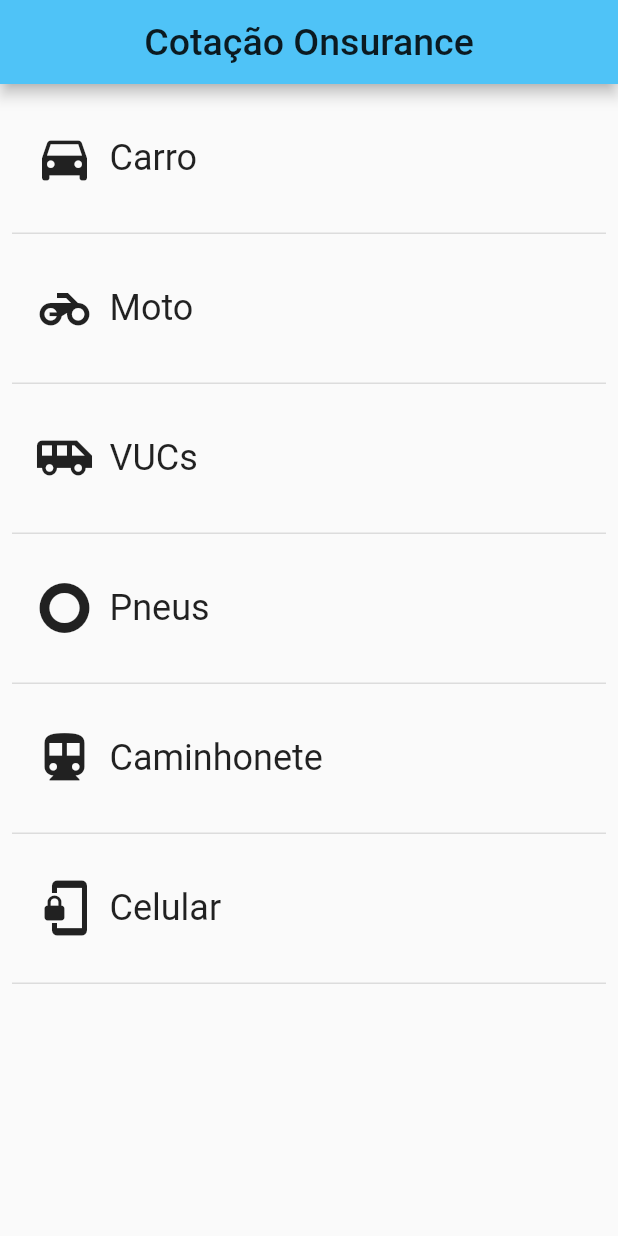
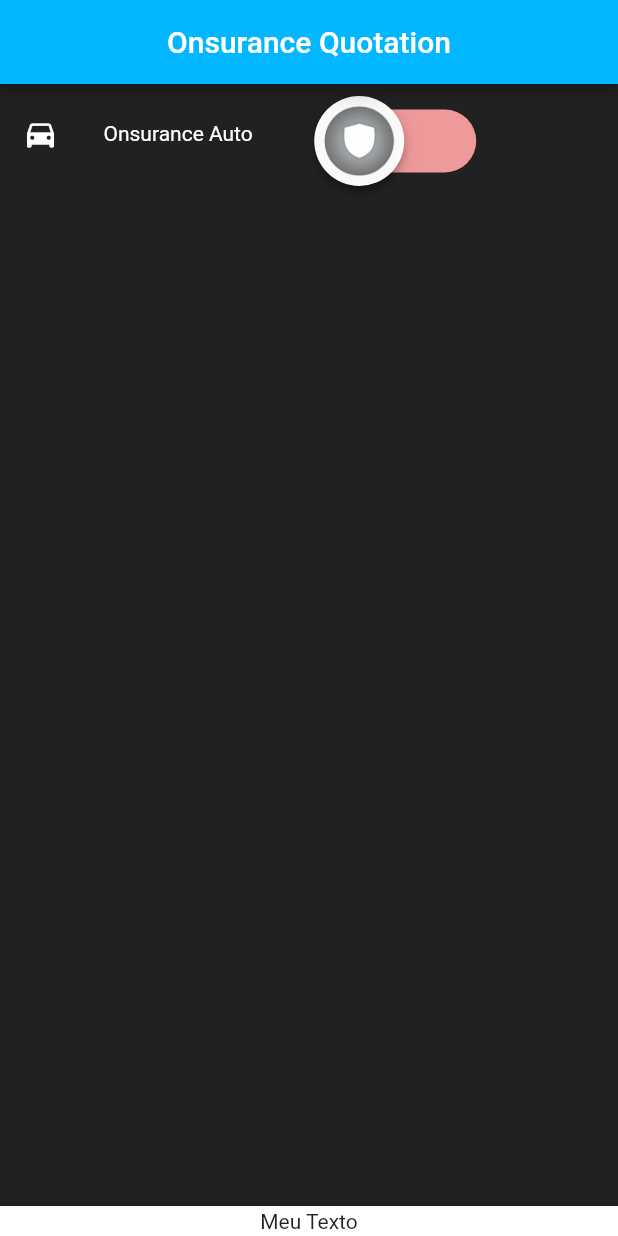
Before and after one commit to victorassisalves/flutter-quotation, a Flutter app: the screen it shows after launch, on a phone screen of 412 x 824 dp. Run offline on Flutter 3.47's test engine with Material 2 defaults, Android fonts, the light colour scheme and no system bars.

Commit message:
Adicionei o botão switch com mudança de estado.

```diff
--- a/lib/category_route.dart
+++ b/lib/category_route.dart
@@ -67,7 +67,7 @@ class _CategoryRouteState extends State<CategoryRoute> {
 
 
   List<Unit>_retrieveUnitsList(String categoryName) {
-    return List.generate(9, (int i) {
+    return List.generate(4, (int i) {
       i += 1;
       return Unit(
         name: '$categoryName Unit $i',
--- a/lib/main.dart
+++ b/lib/main.dart
@@ -1,12 +1,101 @@
+import 'package:flutter/gestures.dart';
 import 'package:flutter/material.dart';
 import 'category.dart';
 import 'category_route.dart';
+
+Color _onsuranceColor = Color(0xFF02B7FF);
 
 void main() {
   runApp(
     MaterialApp(
       debugShowCheckedModeBanner: false,
-      home: CategoryRoute()
+      // home: CategoryRoute()
+      home: MyStateFulWidget(),
+
     ),
   );
 }
+
+class MyStateFulWidget extends StatefulWidget {
+
+  @override
+  _MyStateFulWidgetState createState() => _MyStateFulWidgetState();
+}
+String btn = "Meu Botão";
+bool ligado = false;
+class _MyStateFulWidgetState extends State<MyStateFulWidget> {
+
+  @override
+  Widget build(BuildContext context) {
+    return Scaffold(
+      appBar: AppBar(
+        title: Text(
+          "Onsurance Quotation",
+          style: TextStyle(color: Colors.white),
+        ),
+        centerTitle: true,
+        backgroundColor: _onsuranceColor,
+      ),
+      body: Container(
+        color: Colors.black87,
+        child: Center(
+
+          child: Column(
+            children: <Widget>[
+
+              Center(
+                child: Row(
+                children: <Widget>[
+                  Padding(
+                    padding: EdgeInsets.only(left: 15.0, top: 15.0, right: 5.0, bottom: 15.0),
+                    child: Icon(
+                      Icons.directions_car,
+                      color: Colors.white,
+                    ),
+
+                  ),
+                  Padding(
+                    padding: EdgeInsets.all(25.0),
+                    child: Text(
+                      "Onsurance Auto",
+                      style: TextStyle(color: Colors.white),
+                    ),
+                  ),
+                  Padding(
+                    padding: EdgeInsets.only(left: 45.0, top: 10.0),
+                    child: Transform.scale(
+                      scale: 3.0,
+                      child: Switch(
+                        activeColor: Colors.blue,
+                        value: ligado,
+                        activeTrackColor: Colors.green,
+                        inactiveTrackColor: Colors.red[200],
+
+                        dragStartBehavior: DragStartBehavior.start,
+                        onChanged: (bool newValue) {
+                          setState(() {
+                            ligado = newValue;
+                          });
+                        },
+                        activeThumbImage: ExactAssetImage('img/Webp.net-resizeimage.png', scale: 1.0),
+                        inactiveThumbImage: ExactAssetImage('img/botaoOff.webp', scale: 3.0),
+                      ),
+                    ),
+                  ),
+                  ],
+              ),
+              ),
+            ],
+          ),
+        ),
+      ),
+      bottomNavigationBar: BottomAppBar(
+        color: Colors.white,
+        child: Container(
+          height: 20.0,
+          child: Center(child: Text("Meu Texto"),),
+        ),
+      ),
+    );
+  }
+}
--- a/pubspec.yaml
+++ b/pubspec.yaml
@@ -36,6 +36,7 @@ dev_dependencies:
 flutter:
   assets:
     - img/Webp.net-resizeimage.png
+    - img/botaoOff.webp
   # The following line ensures that the Material Icons font is
   # included with your application, so that you can use the icons in
   # the material Icons class.
```
Also changed, not shown: lib/category.dart (+9 -1 lines), img/botao-off.png (added), img/botaoOff.webp (added).
